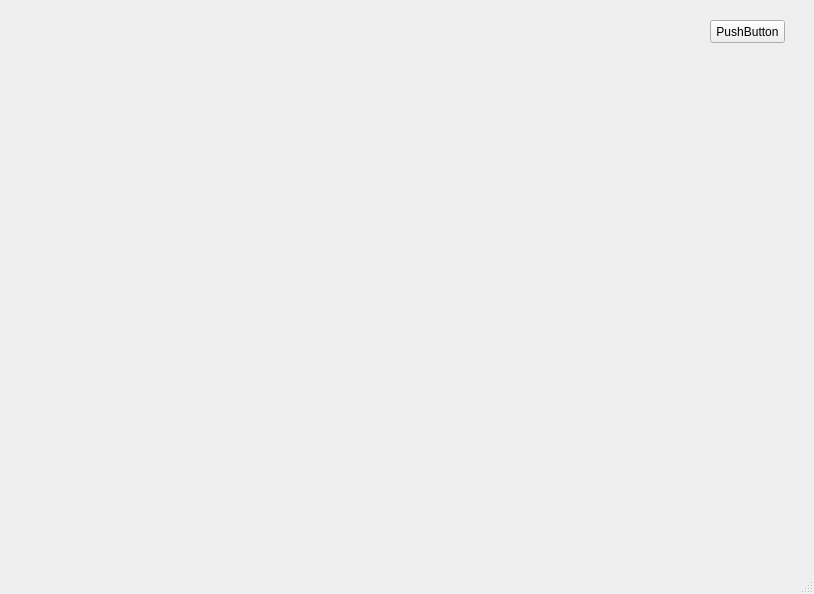
First picture: the form in PythonServer/UI/XML/metagui.ui, repository andrewjpiro/UROV, before the edit.
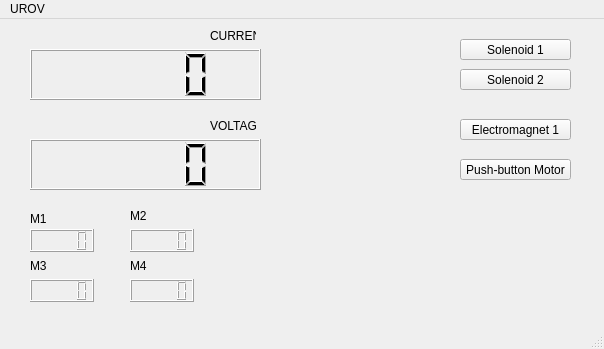
Second picture: the form after the edit.

Diff of the .ui file:
```diff
--- a/PythonServer/UI/XML/metagui.ui
+++ b/PythonServer/UI/XML/metagui.ui
@@ -6,25 +6,202 @@
    <rect>
     <x>0</x>
     <y>0</y>
-    <width>814</width>
-    <height>594</height>
+    <width>604</width>
+    <height>349</height>
    </rect>
   </property>
   <property name="windowTitle">
    <string>MainWindow</string>
   </property>
   <widget class="QWidget" name="centralwidget">
+   <widget class="QLCDNumber" name="lcdNumber">
+    <property name="geometry">
+     <rect>
+      <x>30</x>
+      <y>30</y>
+      <width>231</width>
+      <height>51</height>
+     </rect>
+    </property>
+   </widget>
+   <widget class="QLCDNumber" name="lcdNumber_2">
+    <property name="geometry">
+     <rect>
+      <x>30</x>
+      <y>120</y>
+      <width>231</width>
+      <height>51</height>
+     </rect>
+    </property>
+   </widget>
+   <widget class="QLabel" name="label">
+    <property name="geometry">
+     <rect>
+      <x>210</x>
+      <y>10</y>
+      <width>46</width>
+      <height>13</height>
+     </rect>
+    </property>
+    <property name="text">
+     <string>CURRENT</string>
+    </property>
+   </widget>
+   <widget class="QLabel" name="label_2">
+    <property name="geometry">
+     <rect>
+      <x>210</x>
+      <y>100</y>
+      <width>46</width>
+      <height>13</height>
+     </rect>
+    </property>
+    <property name="text">
+     <string>VOLTAGE</string>
+    </property>
+   </widget>
+   <widget class="QLCDNumber" name="lcdNumber_3">
+    <property name="geometry">
+     <rect>
+      <x>30</x>
+      <y>210</y>
+      <width>64</width>
+      <height>23</height>
+     </rect>
+    </property>
+   </widget>
+   <widget class="QLCDNumber" name="lcdNumber_4">
+    <property name="geometry">
+     <rect>
+      <x>130</x>
+      <y>210</y>
+      <width>64</width>
+      <height>23</height>
+     </rect>
+    </property>
+   </widget>
+   <widget class="QLCDNumber" name="lcdNumber_5">
+    <property name="geometry">
+     <rect>
+      <x>30</x>
+      <y>260</y>
+      <width>64</width>
+      <height>23</height>
+     </rect>
+    </property>
+   </widget>
+   <widget class="QLCDNumber" name="lcdNumber_6">
+    <property name="geometry">
+     <rect>
+      <x>130</x>
+      <y>260</y>
+      <width>64</width>
+      <height>23</height>
+     </rect>
+    </property>
+   </widget>
+   <widget class="QLabel" name="label_3">
+    <property name="geometry">
+     <rect>
+      <x>30</x>
+      <y>190</y>
+      <width>46</width>
+      <height>20</height>
+     </rect>
+    </property>
+    <property name="text">
+     <string>M1</string>
+    </property>
+   </widget>
+   <widget class="QLabel" name="label_4">
+    <property name="geometry">
+     <rect>
+      <x>130</x>
+      <y>190</y>
+      <width>46</width>
+      <height>13</height>
+     </rect>
+    </property>
+    <property name="text">
+     <string>M2</string>
+    </property>
+   </widget>
+   <widget class="QLabel" name="label_5">
+    <property name="geometry">
+     <rect>
+      <x>30</x>
+      <y>240</y>
+      <width>46</width>
+      <height>13</height>
+     </rect>
+    </property>
+    <property name="text">
+     <string>M3</string>
+    </property>
+   </widget>
+   <widget class="QLabel" name="label_6">
+    <property name="geometry">
+     <rect>
+      <x>130</x>
+      <y>240</y>
+      <width>46</width>
+      <height>13</height>
+     </rect>
+    </property>
+    <property name="text">
+     <string>M4</string>
+    </property>
+   </widget>
    <widget class="QPushButton" name="pushButton">
     <property name="geometry">
      <rect>
-      <x>710</x>
+      <x>460</x>
       <y>20</y>
-      <width>75</width>
-      <height>23</height>
+      <width>111</width>
+      <height>21</height>
      </rect>
     </property>
     <property name="text">
-     <string>PushButton</string>
+     <string>Solenoid 1</string>
+    </property>
+   </widget>
+   <widget class="QPushButton" name="pushButton_2">
+    <property name="geometry">
+     <rect>
+      <x>460</x>
+      <y>50</y>
+      <width>111</width>
+      <height>21</height>
+     </rect>
+    </property>
+    <property name="text">
+     <string>Solenoid 2</string>
+    </property>
+   </widget>
+   <widget class="QPushButton" name="pushButton_3">
+    <property name="geometry">
+     <rect>
+      <x>460</x>
+      <y>100</y>
+      <width>111</width>
+      <height>21</height>
+     </rect>
+    </property>
+    <property name="text">
+     <string>Electromagnet 1</string>
+    </property>
+   </widget>
+   <widget class="QPushButton" name="pushButton_4">
+    <property name="geometry">
+     <rect>
+      <x>460</x>
+      <y>140</y>
+      <width>111</width>
+      <height>21</height>
+     </rect>
+    </property>
+    <property name="text">
+     <string>Push-button Motor</string>
     </property>
    </widget>
   </widget>
@@ -33,10 +210,16 @@
     <rect>
      <x>0</x>
      <y>0</y>
-     <width>814</width>
+     <width>604</width>
      <height>21</height>
     </rect>
    </property>
+   <widget class="QMenu" name="menuUROV">
+    <property name="title">
+     <string>UROV</string>
+    </property>
+   </widget>
+   <addaction name="menuUROV"/>
   </widget>
   <widget class="QStatusBar" name="statusbar"/>
  </widget>
```
Left out of the diff: 35 changed lines with no effect on the pictures.
